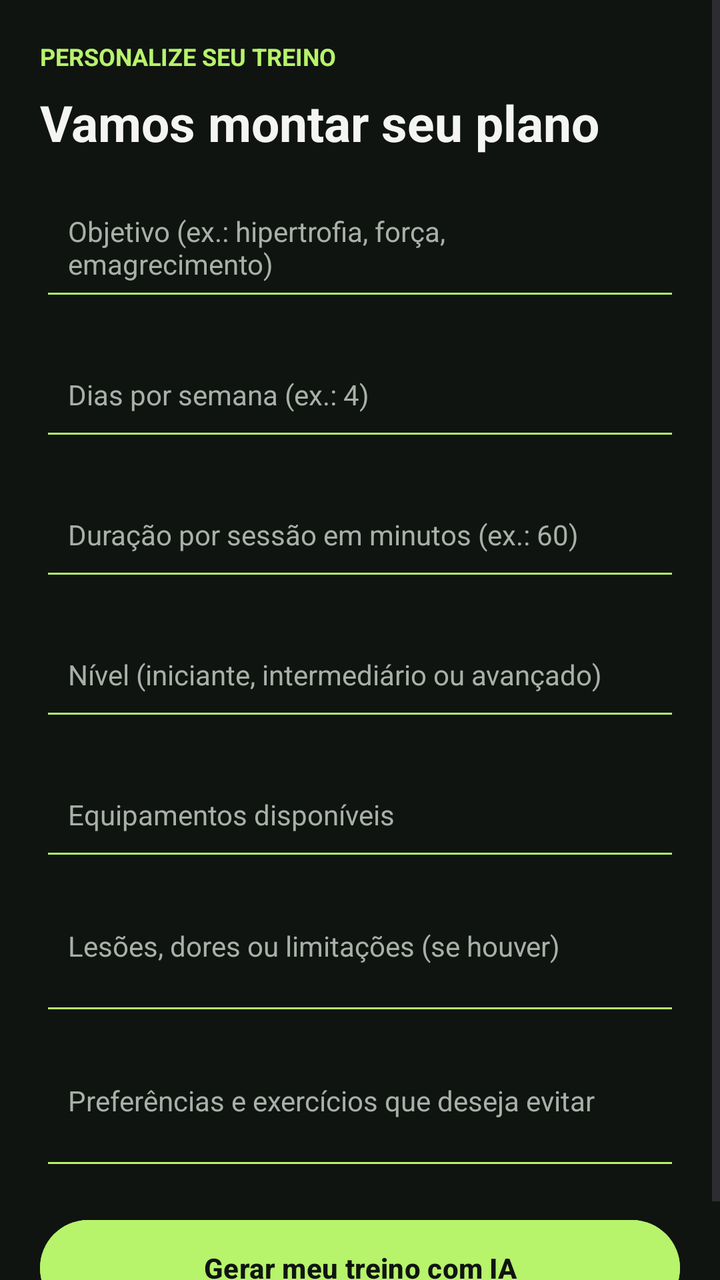
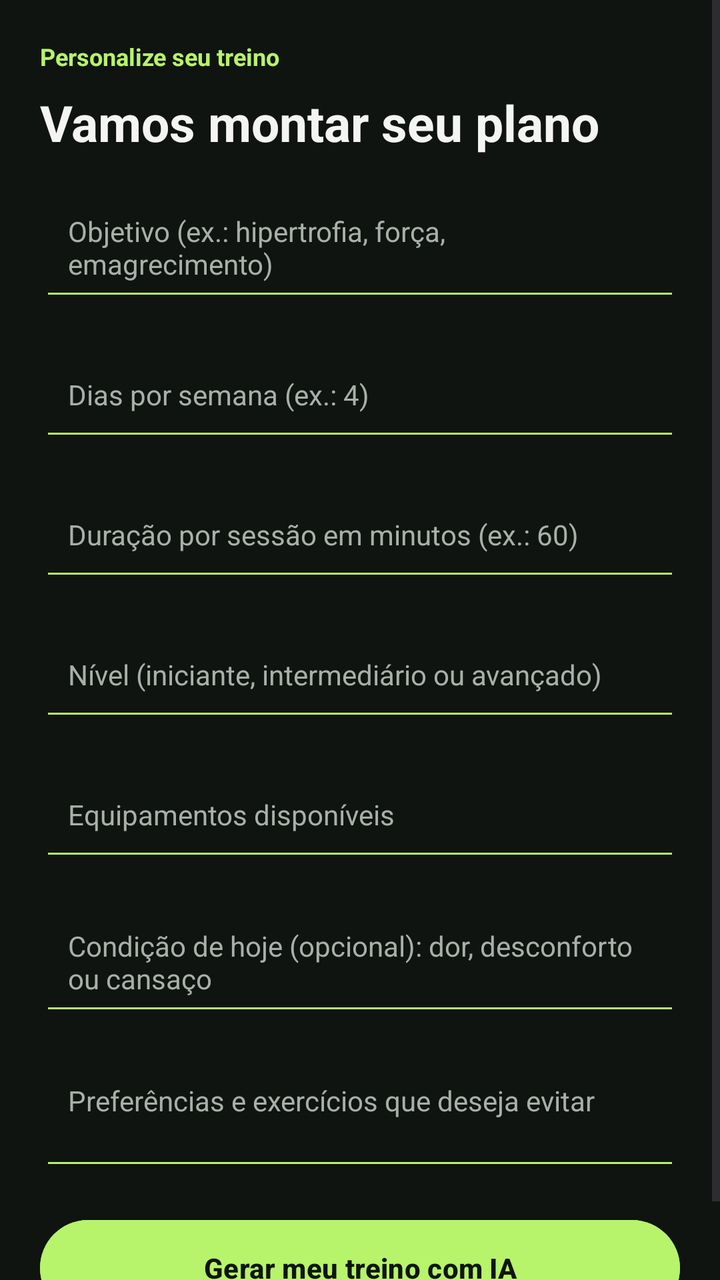

Before-and-after screenshots of an Android layout around one commit, followed by the original layout XML and the change that was made.
<!-- AndroidManifest.xml: application theme Theme.MeuPersonal -->
<!-- res/layout/fragment_prompt_treino.xml -->
<?xml version="1.0" encoding="utf-8"?>
<ScrollView xmlns:android="http://schemas.android.com/apk/res/android"
    android:layout_width="match_parent"
    android:layout_height="match_parent"
    android:background="#101411"
    android:fillViewport="true">

    <LinearLayout
        android:layout_width="match_parent"
        android:layout_height="wrap_content"
        android:orientation="vertical"
        android:padding="20dp">

        <TextView
            android:layout_width="wrap_content"
            android:layout_height="wrap_content"
            android:text="PERSONALIZE SEU TREINO"
            android:textColor="#B7F36B"
            android:textStyle="bold"
            android:textSize="12sp" />

        <TextView
            android:layout_width="match_parent"
            android:layout_height="wrap_content"
            android:layout_marginTop="8dp"
            android:text="Vamos montar seu plano"
            android:textColor="#F4F5F2"
            android:textSize="25sp"
            android:textStyle="bold" />

        <EditText
            android:id="@+id/inputObjetivo"
            style="@style/MeuPersonalInput"
            android:layout_width="match_parent"
            android:layout_height="wrap_content"
            android:layout_marginTop="14dp"
            android:hint="Objetivo (ex.: hipertrofia, força, emagrecimento)" />

        <EditText
            android:id="@+id/inputFrequencia"
            style="@style/MeuPersonalInput"
            android:layout_width="match_parent"
            android:layout_height="wrap_content"
            android:layout_marginTop="14dp"
            android:hint="Dias por semana (ex.: 4)"
            android:inputType="number" />

        <EditText
            android:id="@+id/inputDuracao"
            style="@style/MeuPersonalInput"
            android:layout_width="match_parent"
            android:layout_height="wrap_content"
            android:layout_marginTop="14dp"
            android:hint="Duração por sessão em minutos (ex.: 60)"
            android:inputType="number" />

        <EditText
            android:id="@+id/inputNivel"
            style="@style/MeuPersonalInput"
            android:layout_width="match_parent"
            android:layout_height="wrap_content"
            android:layout_marginTop="14dp"
            android:hint="Nível (iniciante, intermediário ou avançado)" />

        <EditText
            android:id="@+id/inputEquipamentos"
            style="@style/MeuPersonalInput"
            android:layout_width="match_parent"
            android:layout_height="wrap_content"
            android:layout_marginTop="14dp"
            android:hint="Equipamentos disponíveis" />

        <EditText
            android:id="@+id/inputLimitacoes"
            style="@style/MeuPersonalInput"
            android:layout_width="match_parent"
            android:layout_height="wrap_content"
            android:layout_marginTop="14dp"
            android:hint="Lesões, dores ou limitações (se houver)"
            android:minLines="2"
            android:gravity="top"
            android:inputType="textMultiLine" />

        <EditText
            android:id="@+id/inputPreferencias"
            style="@style/MeuPersonalInput"
            android:layout_width="match_parent"
            android:layout_height="wrap_content"
            android:layout_marginTop="14dp"
            android:hint="Preferências e exercícios que deseja evitar"
            android:minLines="2"
            android:gravity="top"
            android:inputType="textMultiLine" />

        <TextView
            android:id="@+id/textErroGeracao"
            android:layout_width="match_parent"
            android:layout_height="wrap_content"
            android:textColor="#FF8A80"
            android:visibility="gone"
            android:paddingTop="8dp" />

        <Button
            android:id="@+id/btnGerarTreino"
            android:layout_width="match_parent"
            android:layout_height="56dp"
            android:layout_marginTop="16dp"
            android:text="Gerar meu treino com IA"
            android:textAllCaps="false"
            android:textColor="#101411"
            android:textStyle="bold"
            android:backgroundTint="#B7F36B" />

    </LinearLayout>
</ScrollView>
<!-- resources referenced by this layout -->
<resources>
  <style name="MeuPersonalInput">
          <item name="android:padding">14dp</item>
          <item name="android:minHeight">56dp</item>
          <item name="android:textColor">#F4F5F2</item>
          <item name="android:textColorHint">#A8B0A8</item>
          <item name="android:textSize">14sp</item>
          <item name="android:backgroundTint">#B7F36B</item>
      </style>
  <style name="Theme.MeuPersonal" parent="Base.Theme.MeuPersonal" />
  <style name="Base.Theme.MeuPersonal" parent="Theme.Material3.DayNight.NoActionBar">
          
          
      </style>
</resources>

<!-- the commit's change to res/layout/fragment_prompt_treino.xml (unified diff, before → after) -->
@@ -14,7 +14,7 @@
         <TextView
             android:layout_width="wrap_content"
             android:layout_height="wrap_content"
-            android:text="PERSONALIZE SEU TREINO"
+            android:text="Personalize seu treino"
             android:textColor="#B7F36B"
             android:textStyle="bold"
             android:textSize="12sp" />
@@ -76,7 +76,7 @@
             android:layout_width="match_parent"
             android:layout_height="wrap_content"
             android:layout_marginTop="14dp"
-            android:hint="Lesões, dores ou limitações (se houver)"
+            android:hint="Condição de hoje (opcional): dor, desconforto ou cansaço"
             android:minLines="2"
             android:gravity="top"
             android:inputType="textMultiLine" />
